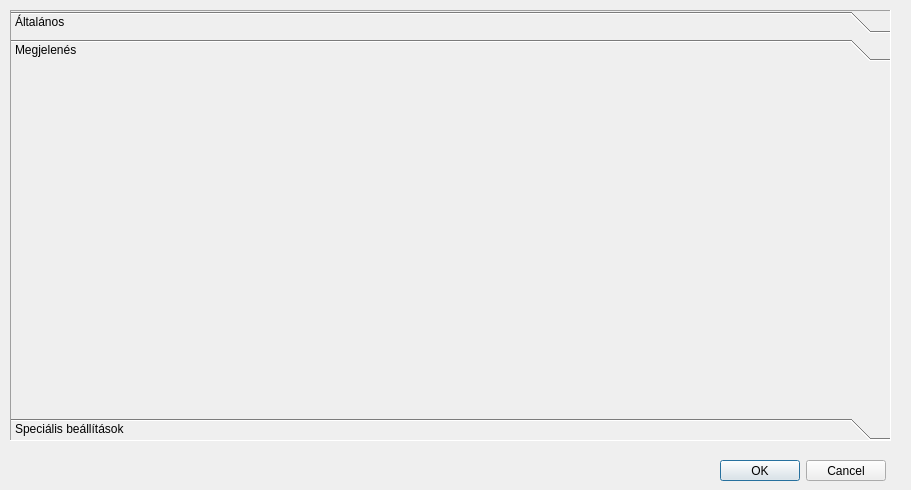
Above: src-cpp/vezerlo-gui/settings.ui from KerteszDomokos/tengeralattjaro-cpp before the change. Below: the same form after it.
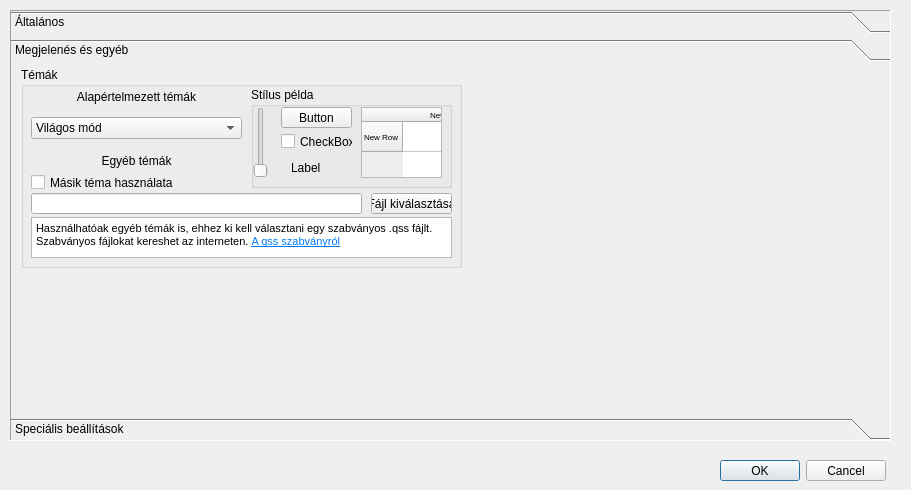
That is the form after the change. The open tabs and pages were chosen to show the change.

Commit message:
Megjelenés téma
A megjelenítés ablak kitöltés a beállításokban

What changed in the file:
```diff
--- a/src-cpp/vezerlo-gui/settings.ui
+++ b/src-cpp/vezerlo-gui/settings.ui
@@ -309,8 +309,228 @@
      </rect>
     </property>
     <attribute name="label">
-     <string>Megjelenés</string>
+     <string>Megjelenés és egyéb</string>
     </attribute>
+    <widget class="QGroupBox" name="groupBox_3">
+     <property name="geometry">
+      <rect>
+       <x>10</x>
+       <y>0</y>
+       <width>441</width>
+       <height>201</height>
+      </rect>
+     </property>
+     <property name="title">
+      <string>Témák</string>
+     </property>
+     <widget class="QLabel" name="label_3">
+      <property name="geometry">
+       <rect>
+        <x>10</x>
+        <y>20</y>
+        <width>211</width>
+        <height>21</height>
+       </rect>
+      </property>
+      <property name="text">
+       <string>&lt;html&gt;&lt;head/&gt;&lt;body&gt;&lt;p align=&quot;center&quot;&gt;&lt;span style=&quot; font-size:9pt;&quot;&gt;Alapértelmezett témák&lt;/span&gt;&lt;/p&gt;&lt;/body&gt;&lt;/html&gt;</string>
+      </property>
+     </widget>
+     <widget class="QComboBox" name="comboBox">
+      <property name="geometry">
+       <rect>
+        <x>10</x>
+        <y>50</y>
+        <width>211</width>
+        <height>22</height>
+       </rect>
+      </property>
+      <property name="styleSheet">
+       <string notr="true">QComboBox{font-size:10 px;}</string>
+      </property>
+      <item>
+       <property name="text">
+        <string>Világos mód</string>
+       </property>
+      </item>
+      <item>
+       <property name="text">
+        <string>Sötét mód</string>
+       </property>
+      </item>
+      <item>
+       <property name="text">
+        <string>Nagy kontrasztú mód</string>
+       </property>
+      </item>
+     </widget>
+     <widget class="QLabel" name="label_4">
+      <property name="geometry">
+       <rect>
+        <x>10</x>
+        <y>84</y>
+        <width>211</width>
+        <height>21</height>
+       </rect>
+      </property>
+      <property name="text">
+       <string>&lt;html&gt;&lt;head/&gt;&lt;body&gt;&lt;p align=&quot;center&quot;&gt;&lt;span style=&quot; font-size:9pt;&quot;&gt;Egyéb témák&lt;/span&gt;&lt;/p&gt;&lt;/body&gt;&lt;/html&gt;</string>
+      </property>
+     </widget>
+     <widget class="QCheckBox" name="checkBox_10">
+      <property name="geometry">
+       <rect>
+        <x>10</x>
+        <y>106</y>
+        <width>191</width>
+        <height>19</height>
+       </rect>
+      </property>
+      <property name="text">
+       <string>Másik téma használata</string>
+      </property>
+     </widget>
+     <widget class="QLineEdit" name="lineEdit">
+      <property name="geometry">
+       <rect>
+        <x>10</x>
+        <y>126</y>
+        <width>331</width>
+        <height>21</height>
+       </rect>
+      </property>
+     </widget>
+     <widget class="QPushButton" name="pushButton_4">
+      <property name="geometry">
+       <rect>
+        <x>350</x>
+        <y>126</y>
+        <width>81</width>
+        <height>21</height>
+       </rect>
+      </property>
+      <property name="text">
+       <string>Fájl kiválasztása</string>
+      </property>
+     </widget>
+     <widget class="QGroupBox" name="groupBox_4">
+      <property name="geometry">
+       <rect>
+        <x>230</x>
+        <y>20</y>
+        <width>201</width>
+        <height>101</height>
+       </rect>
+      </property>
+      <property name="title">
+       <string>Stílus példa</string>
+      </property>
+      <widget class="QSlider" name="verticalSlider">
+       <property name="geometry">
+        <rect>
+         <x>2</x>
+         <y>20</y>
+         <width>16</width>
+         <height>71</height>
+        </rect>
+       </property>
+       <property name="orientation">
+        <enum>Qt::Vertical</enum>
+       </property>
+      </widget>
+      <widget class="QPushButton" name="pushButton_3">
+       <property name="geometry">
+        <rect>
+         <x>30</x>
+         <y>20</y>
+         <width>71</width>
+         <height>21</height>
+        </rect>
+       </property>
+       <property name="text">
+        <string>Button</string>
+       </property>
+      </widget>
+      <widget class="QCheckBox" name="checkBox_11">
+       <property name="geometry">
+        <rect>
+         <x>30</x>
+         <y>45</y>
+         <width>72</width>
+         <height>19</height>
+        </rect>
+       </property>
+       <property name="text">
+        <string>CheckBox</string>
+       </property>
+      </widget>
+      <widget class="QTableWidget" name="tableWidget">
+       <property name="geometry">
+        <rect>
+         <x>110</x>
+         <y>20</y>
+         <width>81</width>
+         <height>71</height>
+        </rect>
+       </property>
+       <row>
+        <property name="text">
+         <string>New Row</string>
+        </property>
+        <property name="font">
+         <font>
+          <pointsize>6</pointsize>
+         </font>
+        </property>
+       </row>
+       <column>
+        <property name="text">
+         <string>New Column</string>
+        </property>
+        <property name="font">
+         <font>
+          <pointsize>6</pointsize>
+         </font>
+        </property>
+       </column>
+       <item row="0" column="0">
+        <property name="textAlignment">
+         <set>AlignHCenter|AlignBottom</set>
+        </property>
+       </item>
+      </widget>
+      <widget class="QLabel" name="label_6">
+       <property name="geometry">
+        <rect>
+         <x>40</x>
+         <y>70</y>
+         <width>51</width>
+         <height>21</height>
+        </rect>
+       </property>
+       <property name="text">
+        <string>Label</string>
+       </property>
+      </widget>
+     </widget>
+    </widget>
+    <widget class="QTextBrowser" name="textBrowser">
+     <property name="geometry">
+      <rect>
+       <x>20</x>
+       <y>150</y>
+       <width>421</width>
+       <height>41</height>
+      </rect>
+     </property>
+     <property name="html">
+      <string>&lt;!DOCTYPE HTML PUBLIC &quot;-//W3C//DTD HTML 4.0//EN&quot; &quot;http://www.w3.org/TR/REC-html40/strict.dtd&quot;&gt;
+&lt;html&gt;&lt;head&gt;&lt;meta name=&quot;qrichtext&quot; content=&quot;1&quot; /&gt;&lt;style type=&quot;text/css&quot;&gt;
+p, li { white-space: pre-wrap; }
+&lt;/style&gt;&lt;/head&gt;&lt;body style=&quot; font-family:'MS Shell Dlg 2'; font-size:8.25pt; font-weight:400; font-style:normal;&quot;&gt;
+&lt;p style=&quot; margin-top:12px; margin-bottom:12px; margin-left:0px; margin-right:0px; -qt-block-indent:0; text-indent:0px;&quot;&gt;Használhatóak egyéb témák is, ehhez ki kell választani egy szabványos .qss fájlt. Szabványos fájlokat kereshet az interneten. &lt;a href=&quot;https://doc.qt.io/qt-5/stylesheet-syntax.html&quot;&gt;&lt;span style=&quot; text-decoration: underline; color:#007af4;&quot;&gt;A qss szabványról&lt;/span&gt;&lt;/a&gt;&lt;/p&gt;&lt;/body&gt;&lt;/html&gt;</string>
+     </property>
+    </widget>
    </widget>
    <widget class="QWidget" name="page_2">
     <property name="geometry">
```
Left out of the diff: 23 changed lines with no effect on the pictures.
